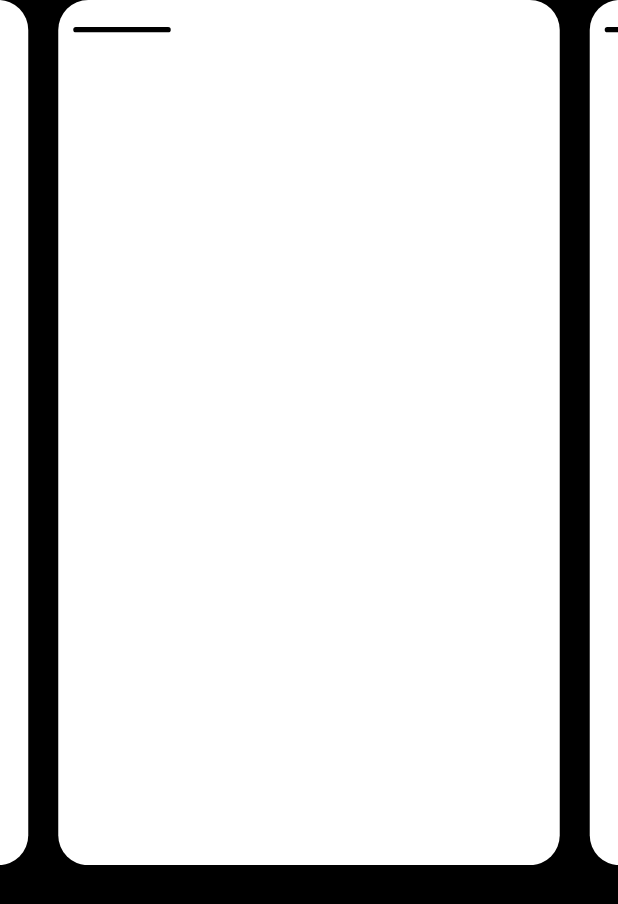
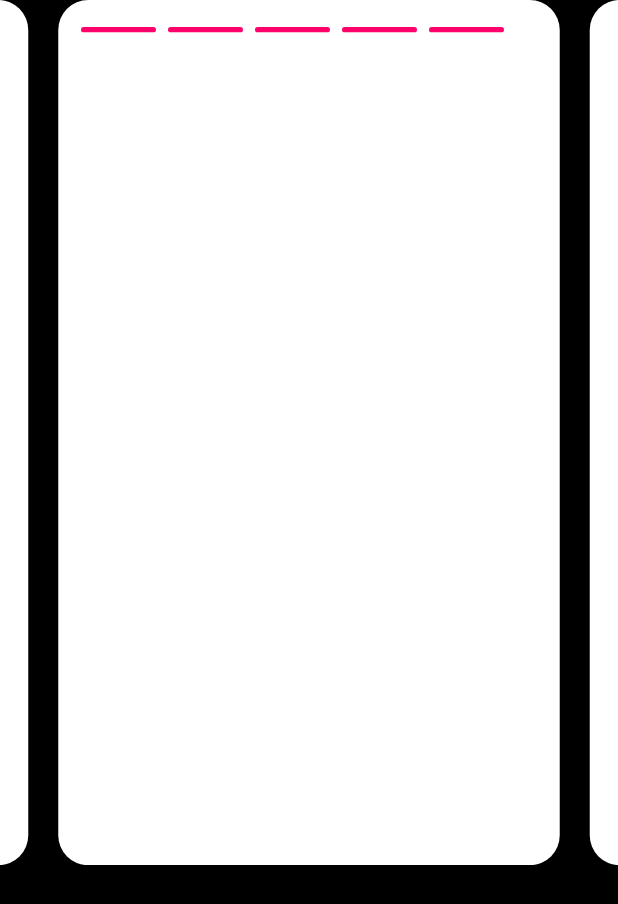
Before and after one commit to Sixtus6/levit, a Flutter app: the screen it shows after launch, on a phone screen of 412 x 824 dp. Shown: the top 904 px of the screen. Run offline on Flutter 3.47's test engine with Material 2 defaults, Android fonts, the phone set to English and light mode, and no system bars; our stand-ins replace nb_utils, stacked.

```diff
--- a/lib/config/color.dart
+++ b/lib/config/color.dart
@@ -3,6 +3,6 @@ import 'package:flutter/material.dart';
 class ColorConfig {
   static Color scaffold = const Color(0xff000000);
   static Color secondary = const Color(0xff034F96);
-  static Color primary = const Color(0xFF016B);
+  static Color primary = const Color(0xffFF016B);
   static Color white = const Color(0xffffffff);
 }
--- a/lib/views/homepage/home_view.dart
+++ b/lib/views/homepage/home_view.dart
@@ -19,6 +19,8 @@ class HomeScreenView extends StatelessWidget {
                 backgroundColor: ColorConfig.scaffold,
                 body: Column(
                   children: [
+                    Stack(
+                      children: [
                         SizedBox(
                           height: SizeConfigs.getPercentageHeight(70),
                           child: PageView.builder(
@@ -29,27 +31,29 @@ class HomeScreenView extends StatelessWidget {
                                 builder: (context, child) {
                                   return child!;
                                 },
-                            child: Stack(
-                              children: [
-                                Container(
+                                child: Container(
                                   decoration: BoxDecoration(
                                       color: ColorConfig.white,
                                       borderRadius: BorderRadius.circular(20)),
                                   height: SizeConfigs.getPercentageHeight(100),
                                 ).paddingSymmetric(horizontal: 10),
-                                Positioned(
-                                  top: 18,
-                                  left: 20,
-                                  child: indicatorWidget(
-                                    currentScreen: false,
-                                  ),
-                                )
-                              ],
-                            ),
                               );
                             },
                             itemCount: 5,
                           ),
+                        ),
+                        Positioned(
+                          top: 18,
+                          left: 50,
+                          child: Row(
+                              children: List.generate(
+                            5,
+                            (index) => const indicatorWidget(
+                              currentScreen: true,
+                            ).paddingSymmetric(horizontal: 4),
+                          )),
+                        )
+                      ],
                     )
                   ],
                 ),
@@ -67,7 +71,7 @@ class indicatorWidget extends StatelessWidget {
   @override
   Widget build(BuildContext context) {
     return Container(
-      width: 65,
+      width: 50,
       height: 3.5,
       decoration: BoxDecoration(
           color: currentScreen ? ColorConfig.primary : ColorConfig.scaffold,
--- a/lib/views/homepage/home_viewmodel.dart
+++ b/lib/views/homepage/home_viewmodel.dart
@@ -7,4 +7,7 @@ class HomeScreenViewModel extends BaseViewModel {
   void init() {
     pageController = PageController(initialPage: 1, viewportFraction: 0.86);
   }
+
+  int currentPage = 1;
+  void setPageState() {}
 }
```
Lines whose indentation alone changed are shown as unchanged.
